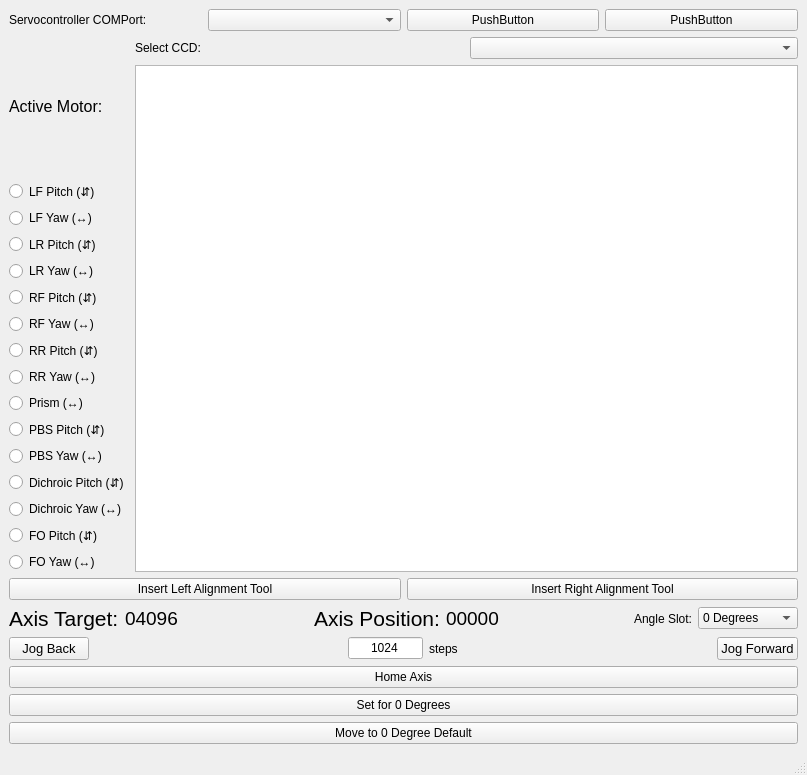
TKAles/Servocontroller, file servonew.ui: the form before one commit.
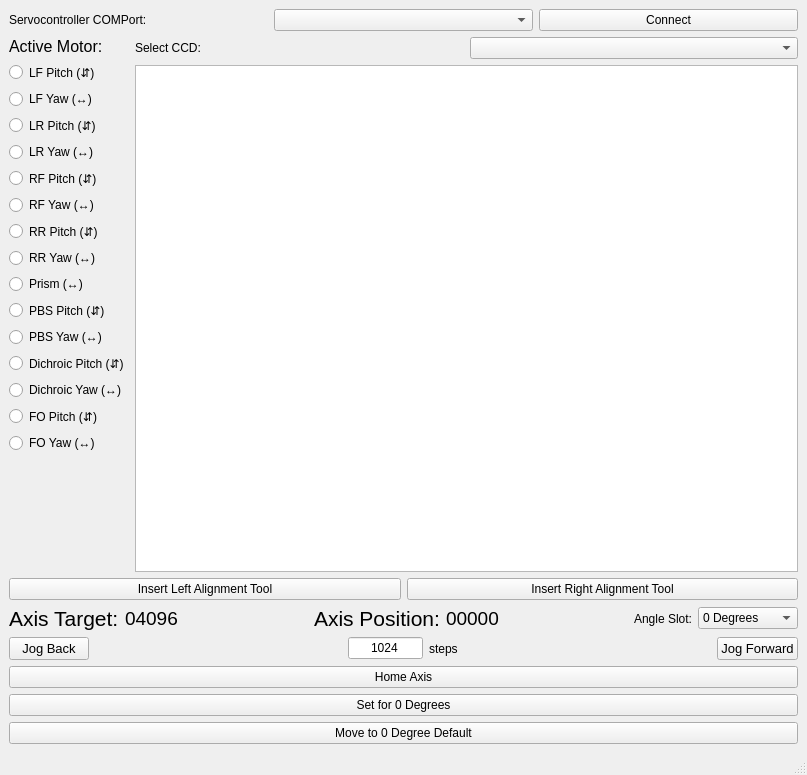
The form after the commit.

Diff of the .ui file:
```diff
--- a/servonew.ui
+++ b/servonew.ui
@@ -32,14 +32,7 @@
         <item>
          <widget class="QPushButton" name="pushButton">
           <property name="text">
-           <string>PushButton</string>
-          </property>
-         </widget>
-        </item>
-        <item>
-         <widget class="QPushButton" name="pushButton_2">
-          <property name="text">
-           <string>PushButton</string>
+           <string>Connect</string>
           </property>
          </widget>
         </item>
@@ -166,6 +159,19 @@
             </property>
            </widget>
           </item>
+          <item>
+           <spacer name="verticalSpacer">
+            <property name="orientation">
+             <enum>Qt::Vertical</enum>
+            </property>
+            <property name="sizeHint" stdset="0">
+             <size>
+              <width>20</width>
+              <height>40</height>
+             </size>
+            </property>
+           </spacer>
+          </item>
          </layout>
         </item>
         <item>
```
Left out of the diff: 15 changed lines with no effect on the pictures.
